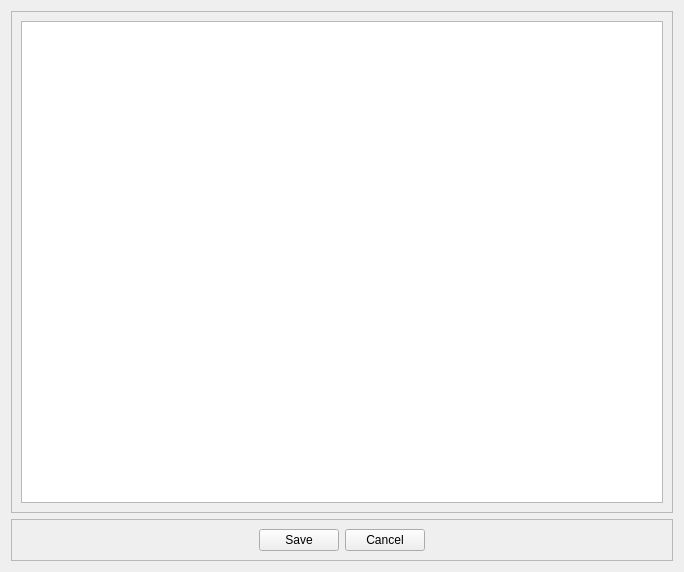
First picture: the form in view_editor.ui, repository vinzenzuhr/portrait_generator, before the edit.
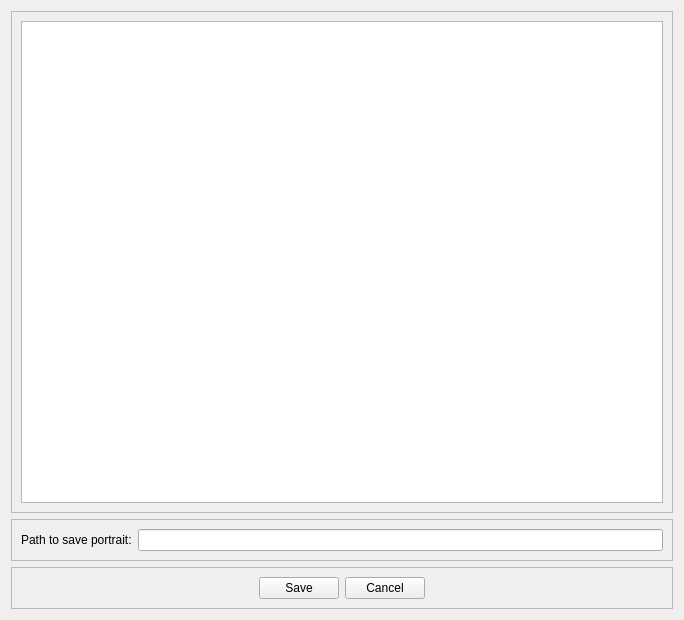
Second picture: the form after the edit.

Diff of the .ui file:
```diff
--- a/view_editor.ui
+++ b/view_editor.ui
@@ -7,7 +7,7 @@
     <x>0</x>
     <y>0</y>
     <width>680</width>
-    <height>570</height>
+    <height>618</height>
    </rect>
   </property>
   <property name="windowTitle">
@@ -42,6 +42,34 @@
      </layout>
     </widget>
    </item>
+   <item>
+    <widget class="QFrame" name="frame_3">
+     <property name="minimumSize">
+      <size>
+       <width>0</width>
+       <height>0</height>
+      </size>
+     </property>
+     <property name="frameShape">
+      <enum>QFrame::StyledPanel</enum>
+     </property>
+     <property name="frameShadow">
+      <enum>QFrame::Raised</enum>
+     </property>
+     <layout class="QHBoxLayout" name="horizontalLayout_2">
+      <item>
+       <widget class="QLabel" name="label">
+        <property name="text">
+         <string>Path to save portrait:</string>
+        </property>
+       </widget>
+      </item>
+      <item>
+       <widget class="QLineEdit" name="input_path"/>
+      </item>
+     </layout>
+    </widget>
+   </item>
    <item>
     <widget class="QFrame" name="frame_2">
      <property name="frameShape">
```
Left out of the diff: 4 changed lines with no effect on the pictures.
